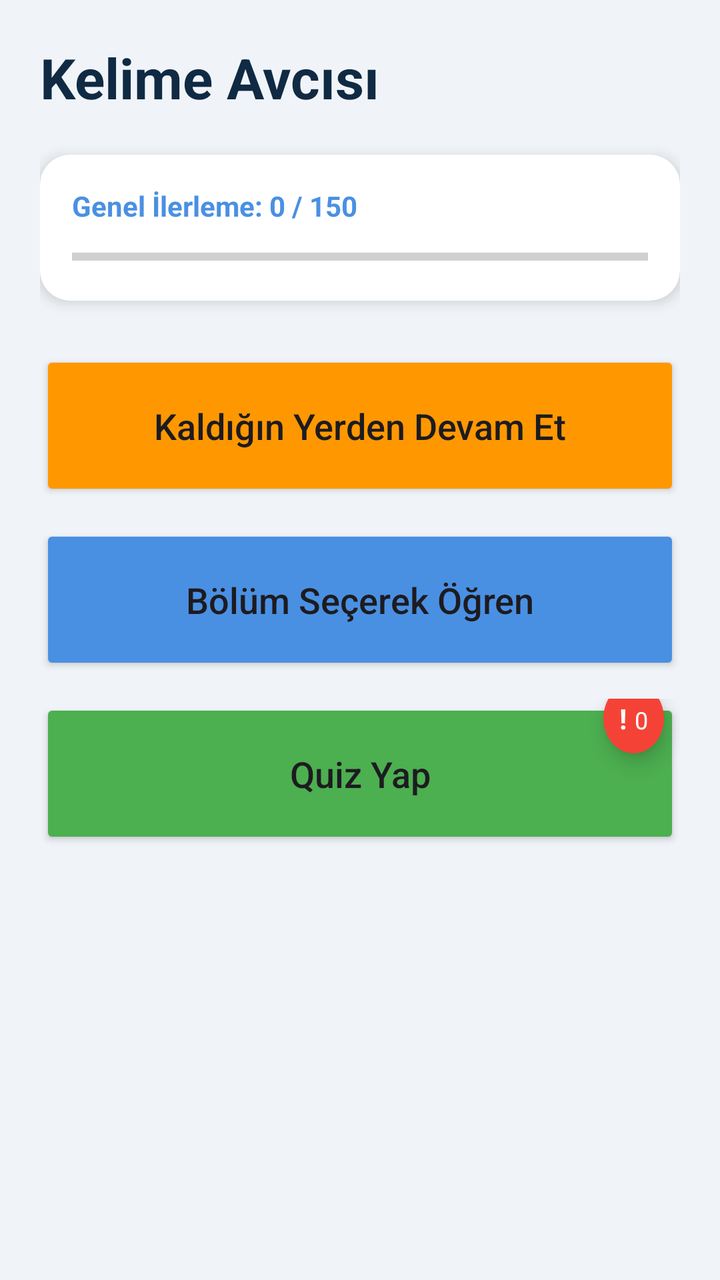
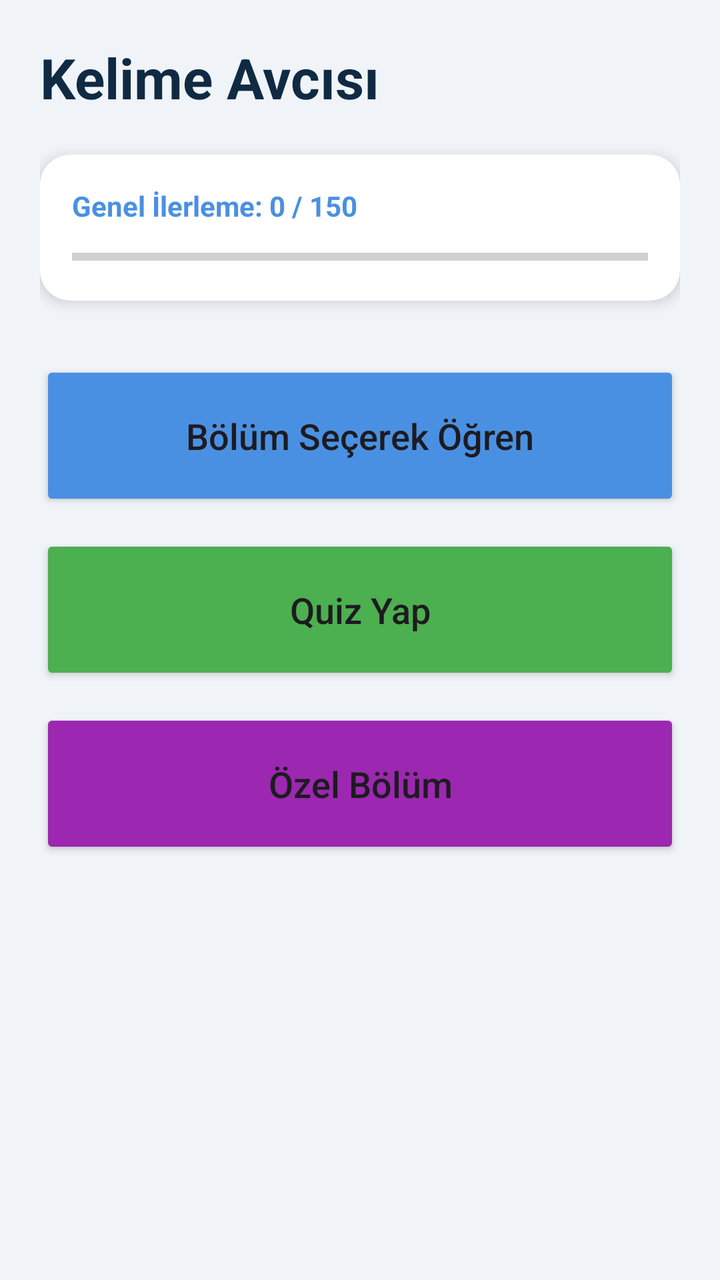

An Android layout rendered at two revisions. The XML below is the earlier revision; the diff shows what the commit changed to produce the second picture.
<!-- AndroidManifest.xml: application theme Theme.Uygulama -->
<!-- res/layout/activity_main.xml -->
<?xml version="1.0" encoding="utf-8"?>
<LinearLayout xmlns:android="http://schemas.android.com/apk/res/android"
    xmlns:app="http://schemas.android.com/apk/res-auto"
    android:layout_width="match_parent"
    android:layout_height="match_parent"
    android:orientation="vertical"
    android:background="#F0F4F8"
    android:padding="20dp">

    <TextView
        android:layout_width="wrap_content"
        android:layout_height="wrap_content"
        android:text="Kelime Avcısı"
        android:textSize="28sp"
        android:textStyle="bold"
        android:textColor="#102A43" />

    <androidx.cardview.widget.CardView
        android:layout_width="match_parent"
        android:layout_height="wrap_content"
        android:layout_marginTop="20dp"
        app:cardCornerRadius="15dp"
        app:cardElevation="4dp">

        <LinearLayout
            android:layout_width="match_parent"
            android:layout_height="wrap_content"
            android:orientation="vertical"
            android:padding="16dp">

            <TextView
                android:id="@+id/tvCurrentLevel"
                android:layout_width="wrap_content"
                android:layout_height="wrap_content"
                android:text="Genel İlerleme: 0 / 150"
                android:textColor="#4A90E2"
                android:textStyle="bold" />

            <ProgressBar
                android:id="@+id/levelProgressBar"
                style="?android:attr/progressBarStyleHorizontal"
                android:layout_width="match_parent"
                android:layout_height="12dp"
                android:layout_marginTop="10dp"
                android:progress="0"
                android:progressTint="#4CAF50" />
        </LinearLayout>
    </androidx.cardview.widget.CardView>

    <Button
        android:id="@+id/btnResume"
        android:layout_width="match_parent"
        android:layout_height="75dp"
        android:layout_marginTop="25dp"
        android:text="Kaldığın Yerden Devam Et"
        android:backgroundTint="#FF9800"
        android:textAllCaps="false"
        android:textSize="18sp"
        app:cornerRadius="15dp" />

    <Button
        android:id="@+id/btnLearn"
        android:layout_width="match_parent"
        android:layout_height="75dp"
        android:layout_marginTop="12dp"
        android:text="Bölüm Seçerek Öğren"
        android:backgroundTint="#4A90E2"
        android:textAllCaps="false"
        android:textSize="18sp"
        app:cornerRadius="15dp" />

    <RelativeLayout
        android:layout_width="match_parent"
        android:layout_height="wrap_content"
        android:layout_marginTop="12dp">

        <Button
            android:id="@+id/btnQuiz"
            android:layout_width="match_parent"
            android:layout_height="75dp"
            android:text="Quiz Yap"
            android:backgroundTint="#4CAF50"
            android:textAllCaps="false"
            android:textSize="18sp"
            app:cornerRadius="15dp" />

        <LinearLayout
            android:id="@+id/errorBadge"
            android:layout_width="wrap_content"
            android:layout_height="wrap_content"
            android:layout_alignParentEnd="true"
            android:layout_marginTop="-8dp"
            android:layout_marginEnd="8dp"
            android:background="@drawable/error_circle"
            android:padding="8dp"
            android:elevation="6dp">

            <TextView
                android:layout_width="wrap_content"
                android:layout_height="wrap_content"
                android:text="!"
                android:textColor="#FFFFFF"
                android:textStyle="bold" />

            <TextView
                android:id="@+id/tvErrorCount"
                android:layout_width="wrap_content"
                android:layout_height="wrap_content"
                android:layout_marginStart="4dp"
                android:text="0"
                android:textColor="#FFFFFF"
                android:textSize="12sp" />
        </LinearLayout>
    </RelativeLayout>
</LinearLayout>
<!-- resources referenced by this layout -->
<resources>
  <!-- drawable error_circle (drawable) -->
  <?xml version="1.0" encoding="utf-8"?>
  <shape xmlns:android="http://schemas.android.com/apk/res/android"
      android:shape="oval">
      <solid android:color="@color/error_red" />
      <size android:width="24dp" android:height="24dp" />
  </shape>
  <style name="Theme.Uygulama" parent="Base.Theme.Uygulama" />
  <color name="error_red">#F44336</color>
  <style name="Base.Theme.Uygulama" parent="Theme.Material3.DayNight.NoActionBar">
          
          
      </style>
</resources>

<!-- the commit's change to res/layout/activity_main.xml (unified diff, before → after) -->
@@ -48,68 +48,48 @@
     </androidx.cardview.widget.CardView>
 
     <Button
-        android:id="@+id/btnResume"
-        android:layout_width="match_parent"
-        android:layout_height="75dp"
-        android:layout_marginTop="25dp"
-        android:text="Kaldığın Yerden Devam Et"
-        android:backgroundTint="#FF9800"
-        android:textAllCaps="false"
-        android:textSize="18sp"
-        app:cornerRadius="15dp" />
-
-    <Button
         android:id="@+id/btnLearn"
         android:layout_width="match_parent"
         android:layout_height="75dp"
-        android:layout_marginTop="12dp"
+        android:layout_marginTop="30dp"
         android:text="Bölüm Seçerek Öğren"
         android:backgroundTint="#4A90E2"
         android:textAllCaps="false"
         android:textSize="18sp"
         app:cornerRadius="15dp" />
 
-    <RelativeLayout
+    <Button
+        android:id="@+id/btnQuiz"
         android:layout_width="match_parent"
-        android:layout_height="wrap_content"
-        android:layout_marginTop="12dp">
+        android:layout_height="75dp"
+        android:layout_marginTop="12dp"
+        android:text="Quiz Yap"
+        android:backgroundTint="#4CAF50"
+        android:textAllCaps="false"
+        android:textSize="18sp"
+        app:cornerRadius="15dp" />
 
-        <Button
-            android:id="@+id/btnQuiz"
-            android:layout_width="match_parent"
-            android:layout_height="75dp"
-            android:text="Quiz Yap"
-            android:backgroundTint="#4CAF50"
-            android:textAllCaps="false"
-            android:textSize="18sp"
-            app:cornerRadius="15dp" />
+    <Button
+        android:id="@+id/btnErrorReview"
+        android:layout_width="match_parent"
+        android:layout_height="75dp"
+        android:layout_marginTop="12dp"
+        android:text="Hatalı Kelimeler (0)"
+        android:backgroundTint="#F44336"
+        android:textAllCaps="false"
+        android:textSize="18sp"
+        android:visibility="gone"
+        app:cornerRadius="15dp" />
 
-        <LinearLayout
-            android:id="@+id/errorBadge"
-            android:layout_width="wrap_content"
-            android:layout_height="wrap_content"
-            android:layout_alignParentEnd="true"
-            android:layout_marginTop="-8dp"
-            android:layout_marginEnd="8dp"
-            android:background="@drawable/error_circle"
-            android:padding="8dp"
-            android:elevation="6dp">
+    <Button
+        android:id="@+id/btnSpecial"
+        android:layout_width="match_parent"
+        android:layout_height="75dp"
+        android:layout_marginTop="12dp"
+        android:text="Özel Bölüm"
+        android:backgroundTint="#9C27B0"
+        android:textAllCaps="false"
+        android:textSize="18sp"
+        app:cornerRadius="15dp" />
 
-            <TextView
-                android:layout_width="wrap_content"
-                android:layout_height="wrap_content"
-                android:text="!"
-                android:textColor="#FFFFFF"
-                android:textStyle="bold" />
-
-            <TextView
-                android:id="@+id/tvErrorCount"
-                android:layout_width="wrap_content"
-                android:layout_height="wrap_content"
-                android:layout_marginStart="4dp"
-                android:text="0"
-                android:textColor="#FFFFFF"
-                android:textSize="12sp" />
-        </LinearLayout>
-    </RelativeLayout>
 </LinearLayout>
<!-- resource entries referenced after the edit -->
@@ -1,14 +1,6 @@
 <!-- resources referenced by this layout -->
 <resources>
-  <!-- drawable error_circle (drawable) -->
-  <?xml version="1.0" encoding="utf-8"?>
-  <shape xmlns:android="http://schemas.android.com/apk/res/android"
-      android:shape="oval">
-      <solid android:color="@color/error_red" />
-      <size android:width="24dp" android:height="24dp" />
-  </shape>
   <style name="Theme.Uygulama" parent="Base.Theme.Uygulama" />
-  <color name="error_red">#F44336</color>
   <style name="Base.Theme.Uygulama" parent="Theme.Material3.DayNight.NoActionBar">
           
           
